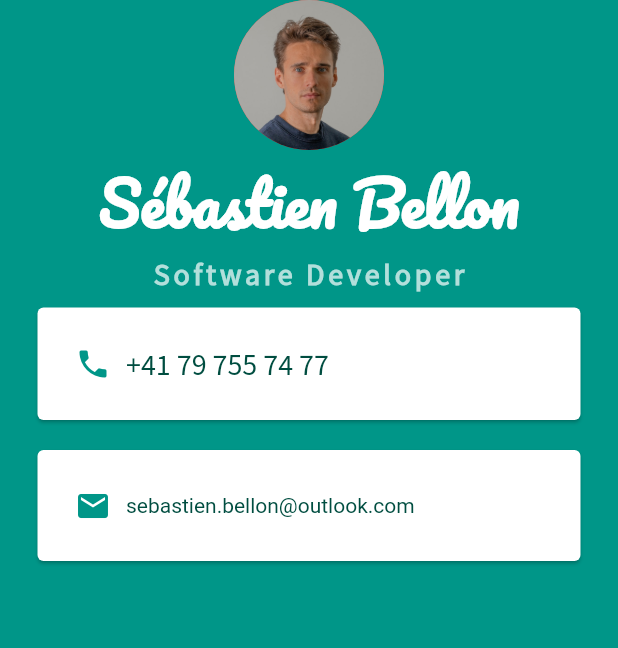
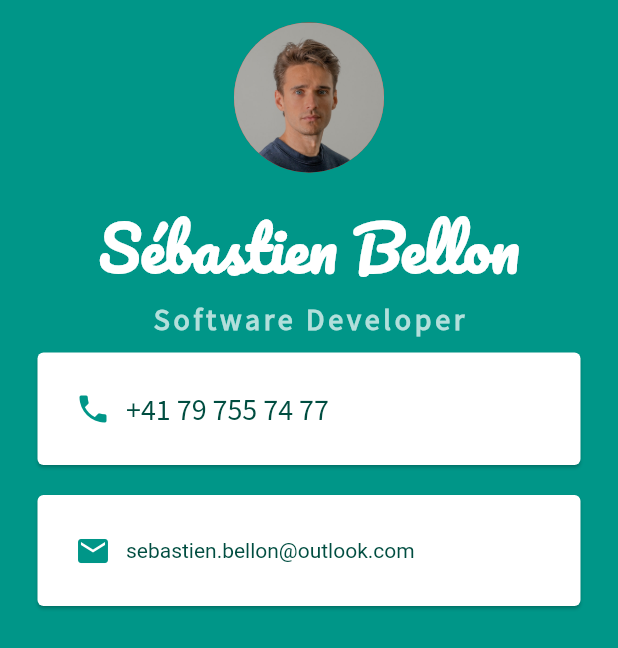
Before and after one commit to sebastienBellon/miCard, a Flutter app: the screen it shows after launch, on a phone screen of 412 x 824 dp. Shown: the top 648 px of the screen. Run offline on Flutter 3.47's test engine with Material 2 defaults, Android fonts, the phone set to English and light mode, and no system bars.

Commit message:
♻️ add padding around avatar image

```diff
--- a/lib/main.dart
+++ b/lib/main.dart
@@ -16,10 +16,13 @@ class MyApp extends StatelessWidget {
         backgroundColor: Colors.teal,
         body: SafeArea(
           child: Column(children: <Widget>[
-            const CircleAvatar(
-              radius: 50,
-              backgroundColor: Colors.red,
-              backgroundImage: AssetImage('images/avatar.jpg'),
+            const Padding(
+              padding: EdgeInsets.all(15.0),
+              child: CircleAvatar(
+                radius: 50,
+                backgroundColor: Colors.red,
+                backgroundImage: AssetImage('images/avatar.jpg'),
+              ),
             ),
             const Text(
               'Sébastien Bellon',
```
